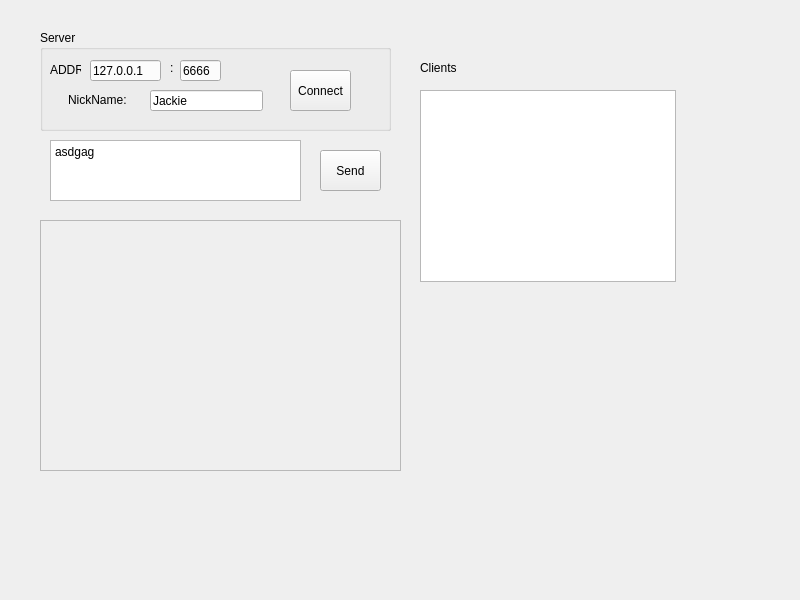
The window that client/src/mainwnd.ui (wnpllrzodiac/securechat) describes before a commit, drawn with Qt 5.
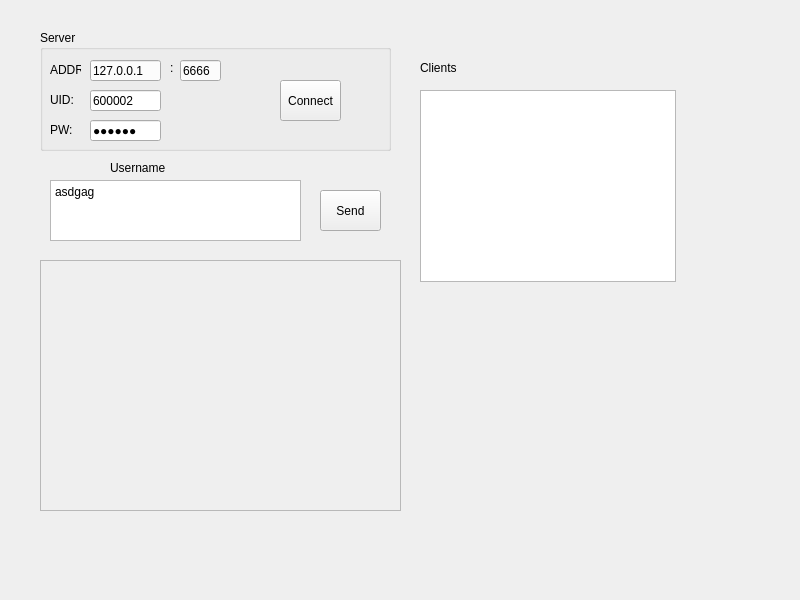
The same window after the commit.

What changed in the file:
```diff
--- a/client/src/mainwnd.ui
+++ b/client/src/mainwnd.ui
@@ -72,7 +72,7 @@
       <x>40</x>
       <y>30</y>
       <width>351</width>
-      <height>101</height>
+      <height>121</height>
      </rect>
     </property>
     <property name="title">
@@ -81,8 +81,8 @@
     <widget class="QPushButton" name="pushButtonConnect">
      <property name="geometry">
       <rect>
-       <x>250</x>
-       <y>40</y>
+       <x>240</x>
+       <y>50</y>
        <width>61</width>
        <height>41</height>
       </rect>
@@ -94,27 +94,56 @@
     <widget class="QLineEdit" name="lineEditNickName">
      <property name="geometry">
       <rect>
-       <x>110</x>
+       <x>50</x>
        <y>60</y>
-       <width>113</width>
+       <width>71</width>
        <height>21</height>
       </rect>
      </property>
      <property name="text">
-      <string>Jackie</string>
+      <string>600002</string>
      </property>
     </widget>
     <widget class="QLabel" name="label_4">
      <property name="geometry">
       <rect>
-       <x>28</x>
+       <x>10</x>
        <y>60</y>
+       <width>31</width>
+       <height>20</height>
+      </rect>
+     </property>
+     <property name="text">
+      <string>UID:</string>
+     </property>
+    </widget>
+    <widget class="QLabel" name="label_5">
+     <property name="geometry">
+      <rect>
+       <x>10</x>
+       <y>90</y>
+       <width>31</width>
+       <height>20</height>
+      </rect>
+     </property>
+     <property name="text">
+      <string>PW:</string>
+     </property>
+    </widget>
+    <widget class="QLineEdit" name="lineEditPassword">
+     <property name="geometry">
+      <rect>
+       <x>50</x>
+       <y>90</y>
        <width>71</width>
-       <height>20</height>
+       <height>21</height>
       </rect>
      </property>
      <property name="text">
-      <string>NickName:</string>
+      <string>600002</string>
+     </property>
+     <property name="echoMode">
+      <enum>QLineEdit::EchoMode::Password</enum>
      </property>
     </widget>
    </widget>
@@ -145,7 +174,7 @@
     <property name="geometry">
      <rect>
       <x>320</x>
-      <y>150</y>
+      <y>190</y>
       <width>61</width>
       <height>41</height>
      </rect>
@@ -158,7 +187,7 @@
     <property name="geometry">
      <rect>
       <x>50</x>
-      <y>140</y>
+      <y>180</y>
       <width>251</width>
       <height>61</height>
      </rect>
@@ -178,7 +207,7 @@
     <property name="geometry">
      <rect>
       <x>40</x>
-      <y>220</y>
+      <y>260</y>
       <width>361</width>
       <height>251</height>
      </rect>
@@ -197,6 +226,19 @@
      </property>
     </widget>
    </widget>
+   <widget class="QLabel" name="label_UserName">
+    <property name="geometry">
+     <rect>
+      <x>110</x>
+      <y>160</y>
+      <width>121</width>
+      <height>16</height>
+     </rect>
+    </property>
+    <property name="text">
+     <string>Username</string>
+    </property>
+   </widget>
   </widget>
  </widget>
  <resources/>
```
Left out of the diff: 2 changed lines with no effect on the pictures.
